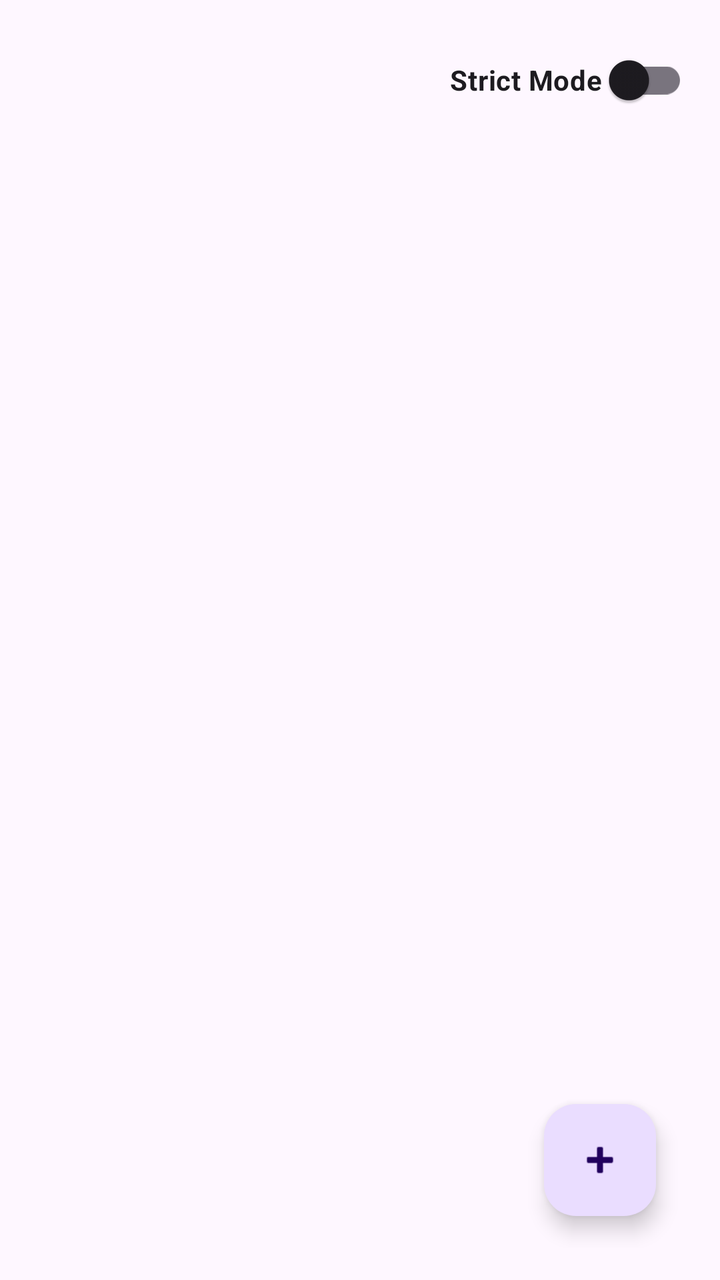
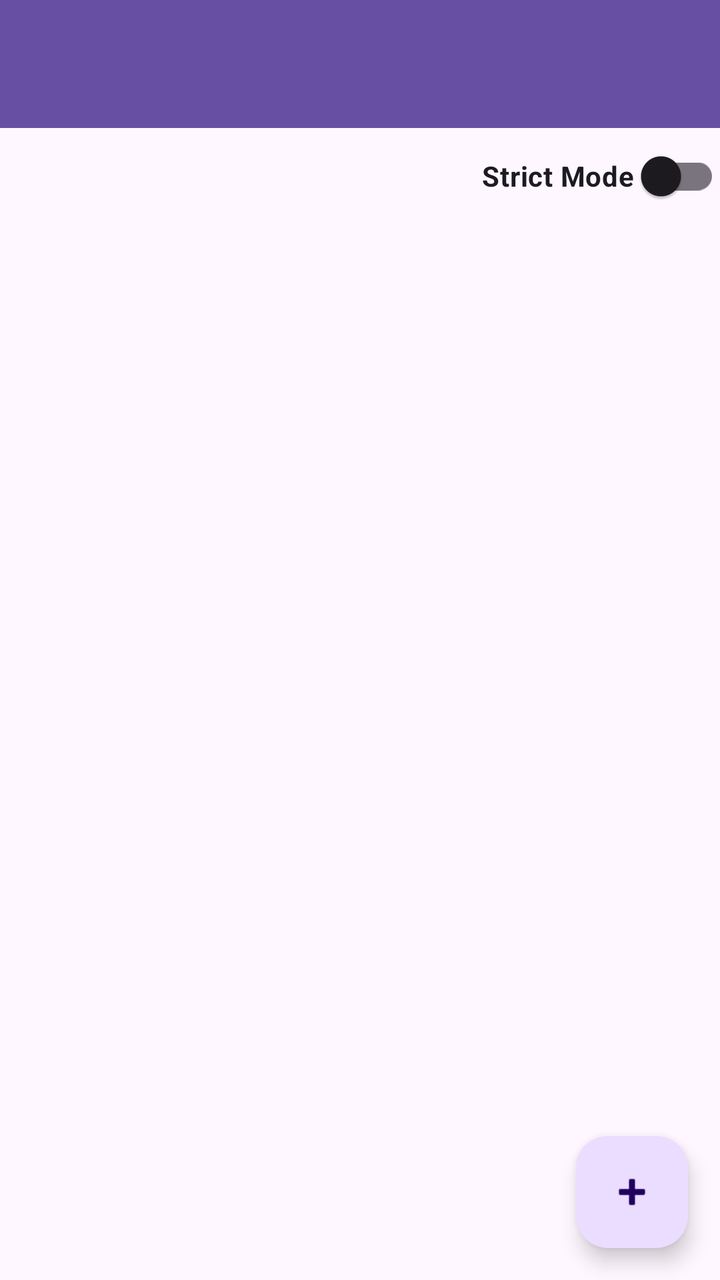

Screens rendered from an Android XML layout before and after an edit, with the pre-edit source and the edit as a unified diff.
<!-- AndroidManifest.xml: application theme Theme.Pomodoro -->
<!-- res/layout/activity_main.xml -->
<?xml version="1.0" encoding="utf-8"?>
<RelativeLayout xmlns:android="http://schemas.android.com/apk/res/android"
    android:layout_width="match_parent"
    android:layout_height="match_parent"
    android:padding="16dp">

    <TextView
        android:id="@+id/text_dev_indicator"
        android:layout_width="match_parent"
        android:layout_height="wrap_content"
        android:layout_alignParentTop="true"
        android:layout_marginBottom="8dp"
        android:background="#FFCDD2"
        android:padding="8dp"
        android:text="DEV MODE ACTIVE"
        android:textAlignment="center"
        android:textColor="#B00020"
        android:textStyle="bold"
        android:visibility="gone" />

    <androidx.appcompat.widget.SwitchCompat
        android:id="@+id/switch_strict_mode"
        android:layout_width="wrap_content"
        android:layout_height="wrap_content"
        android:layout_below="@id/text_dev_indicator"
        android:layout_alignParentEnd="true"
        android:text="Strict Mode "
        android:textStyle="bold" />

    <androidx.recyclerview.widget.RecyclerView
        android:id="@+id/recycler_view_tasks"
        android:layout_width="match_parent"
        android:layout_height="match_parent"
        android:layout_below="@id/switch_strict_mode"
        android:layout_marginTop="16dp" />

    <com.google.android.material.floatingactionbutton.FloatingActionButton
        android:id="@+id/fab_add_task"
        android:layout_width="wrap_content"
        android:layout_height="wrap_content"
        android:layout_alignParentEnd="true"
        android:layout_alignParentBottom="true"
        android:layout_margin="16dp"
        android:contentDescription="Add Task"
        android:src="@android:drawable/ic_input_add" />
</RelativeLayout>
<!-- resources referenced by this layout -->
<resources>
  <style name="Theme.Pomodoro" parent="Base.Theme.Pomodoro" />
  <style name="Base.Theme.Pomodoro" parent="Theme.Material3.DayNight.NoActionBar">
          
          
      </style>
</resources>

<!-- the commit's change to res/layout/activity_main.xml (unified diff, before → after) -->
@@ -1,46 +1,67 @@
 <?xml version="1.0" encoding="utf-8"?>
-<RelativeLayout xmlns:android="http://schemas.android.com/apk/res/android"
+<androidx.drawerlayout.widget.DrawerLayout xmlns:android="http://schemas.android.com/apk/res/android"
+    xmlns:app="http://schemas.android.com/apk/res-auto"
+    android:id="@+id/drawer_layout"
     android:layout_width="match_parent"
-    android:layout_height="match_parent"
-    android:padding="16dp">
+    android:layout_height="match_parent">
 
-    <TextView
-        android:id="@+id/text_dev_indicator"
-        android:layout_width="match_parent"
-        android:layout_height="wrap_content"
-        android:layout_alignParentTop="true"
-        android:layout_marginBottom="8dp"
-        android:background="#FFCDD2"
-        android:padding="8dp"
-        android:text="DEV MODE ACTIVE"
-        android:textAlignment="center"
-        android:textColor="#B00020"
-        android:textStyle="bold"
-        android:visibility="gone" />
-
-    <androidx.appcompat.widget.SwitchCompat
-        android:id="@+id/switch_strict_mode"
-        android:layout_width="wrap_content"
-        android:layout_height="wrap_content"
-        android:layout_below="@id/text_dev_indicator"
-        android:layout_alignParentEnd="true"
-        android:text="Strict Mode "
-        android:textStyle="bold" />
-
-    <androidx.recyclerview.widget.RecyclerView
-        android:id="@+id/recycler_view_tasks"
+    <RelativeLayout
         android:layout_width="match_parent"
         android:layout_height="match_parent"
-        android:layout_below="@id/switch_strict_mode"
-        android:layout_marginTop="16dp" />
+        android:padding="0dp">
+        <androidx.appcompat.widget.Toolbar
+            android:id="@+id/toolbar"
+            android:layout_width="match_parent"
+            android:layout_height="?attr/actionBarSize"
+            android:background="?attr/colorPrimary"
+            android:theme="@style/ThemeOverlay.Material3.Dark.ActionBar" />
 
-    <com.google.android.material.floatingactionbutton.FloatingActionButton
-        android:id="@+id/fab_add_task"
+        <TextView
+            android:id="@+id/text_dev_indicator"
+            android:layout_width="match_parent"
+            android:layout_height="wrap_content"
+            android:layout_below="@id/toolbar"
+            android:layout_marginBottom="8dp"
+            android:background="#FFCDD2"
+            android:padding="8dp"
+            android:text="DEV MODE ACTIVE"
+            android:textAlignment="center"
+            android:textColor="#B00020"
+            android:textStyle="bold"
+            android:visibility="gone" />
+
+        <androidx.appcompat.widget.SwitchCompat
+            android:id="@+id/switch_strict_mode"
+            android:layout_width="wrap_content"
+            android:layout_height="wrap_content"
+            android:layout_below="@id/text_dev_indicator"
+            android:layout_alignParentEnd="true"
+            android:text="Strict Mode "
+            android:textStyle="bold" />
+
+        <androidx.recyclerview.widget.RecyclerView
+            android:id="@+id/recycler_view_tasks"
+            android:layout_width="match_parent"
+            android:layout_height="match_parent"
+            android:layout_below="@id/switch_strict_mode"
+            android:layout_marginTop="16dp" />
+
+        <com.google.android.material.floatingactionbutton.FloatingActionButton
+            android:id="@+id/fab_add_task"
+            android:layout_width="wrap_content"
+            android:layout_height="wrap_content"
+            android:layout_alignParentEnd="true"
+            android:layout_alignParentBottom="true"
+            android:layout_margin="16dp"
+            android:contentDescription="Add Task"
+            android:src="@android:drawable/ic_input_add" />
+    </RelativeLayout>
+
+    <com.google.android.material.navigation.NavigationView
+        android:id="@+id/nav_view"
         android:layout_width="wrap_content"
-        android:layout_height="wrap_content"
-        android:layout_alignParentEnd="true"
-        android:layout_alignParentBottom="true"
-        android:layout_margin="16dp"
-        android:contentDescription="Add Task"
-        android:src="@android:drawable/ic_input_add" />
-</RelativeLayout>
+        android:layout_height="match_parent"
+        android:layout_gravity="start"
+        app:menu="@menu/drawer_menu" />
+
+</androidx.drawerlayout.widget.DrawerLayout>
